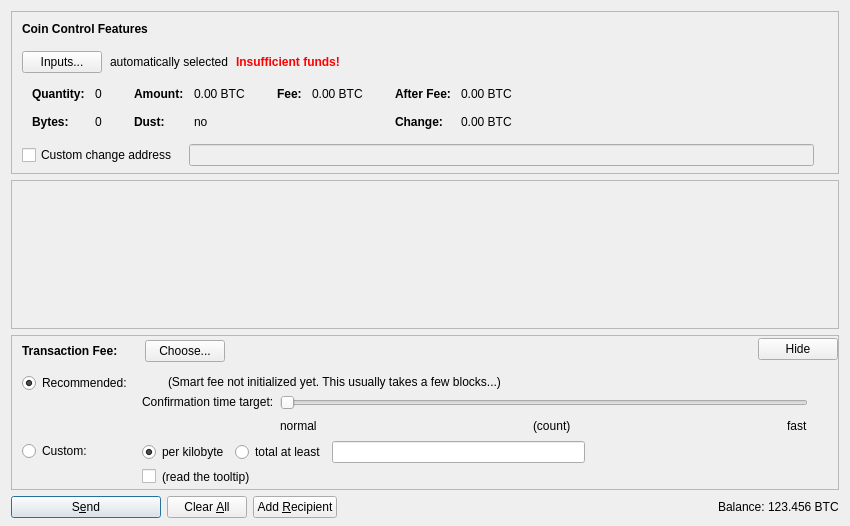
Before: the Qt Designer form src/qt/forms/sendcoinsdialog.ui in esrever10/doucoin, drawn with Qt 5.
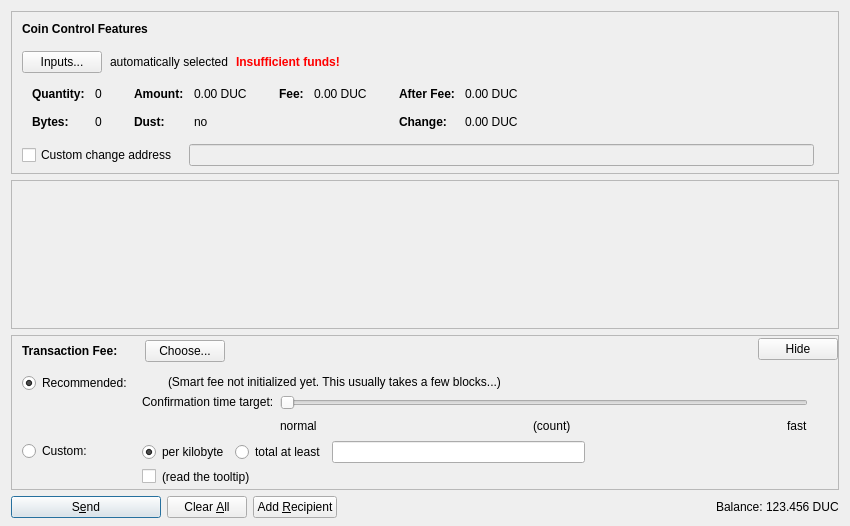
After: the same form once the commit is applied. Icons and pictures are not drawn. Custom widgets are drawn as their Qt base class.

What changed in the file:
```diff
--- a/src/qt/forms/sendcoinsdialog.ui
+++ b/src/qt/forms/sendcoinsdialog.ui
@@ -324,7 +324,7 @@
                   <enum>Qt::ActionsContextMenu</enum>
                  </property>
                  <property name="text">
-                  <string notr="true">0.00 BTC</string>
+                  <string notr="true">0.00 DUC</string>
                  </property>
                  <property name="textInteractionFlags">
                   <set>Qt::LinksAccessibleByMouse|Qt::TextSelectableByKeyboard|Qt::TextSelectableByMouse</set>
@@ -404,7 +404,7 @@
                   <enum>Qt::ActionsContextMenu</enum>
                  </property>
                  <property name="text">
-                  <string notr="true">0.00 BTC</string>
+                  <string notr="true">0.00 DUC</string>
                  </property>
                  <property name="textInteractionFlags">
                   <set>Qt::LinksAccessibleByMouse|Qt::TextSelectableByKeyboard|Qt::TextSelectableByMouse</set>
@@ -455,7 +455,7 @@
                   <enum>Qt::ActionsContextMenu</enum>
                  </property>
                  <property name="text">
-                  <string notr="true">0.00 BTC</string>
+                  <string notr="true">0.00 DUC</string>
                  </property>
                  <property name="textInteractionFlags">
                   <set>Qt::LinksAccessibleByMouse|Qt::TextSelectableByKeyboard|Qt::TextSelectableByMouse</set>
@@ -484,7 +484,7 @@
                   <enum>Qt::ActionsContextMenu</enum>
                  </property>
                  <property name="text">
-                  <string notr="true">0.00 BTC</string>
+                  <string notr="true">0.00 DUC</string>
                  </property>
                  <property name="textInteractionFlags">
                   <set>Qt::LinksAccessibleByMouse|Qt::TextSelectableByKeyboard|Qt::TextSelectableByMouse</set>
@@ -1290,7 +1290,7 @@
           <cursorShape>IBeamCursor</cursorShape>
          </property>
          <property name="text">
-          <string notr="true">123.456 BTC</string>
+          <string notr="true">123.456 DUC</string>
          </property>
          <property name="textInteractionFlags">
           <set>Qt::LinksAccessibleByMouse|Qt::TextSelectableByKeyboard|Qt::TextSelectableByMouse</set>
```
Left out of the diff: 18 changed lines with no effect on the pictures.
